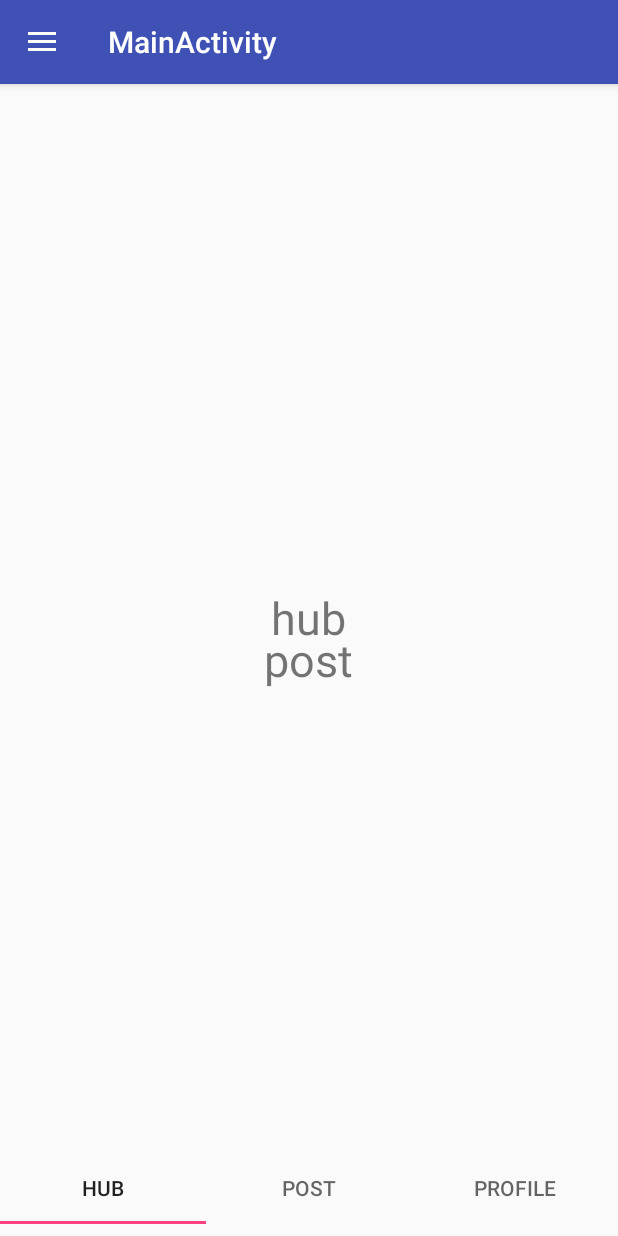
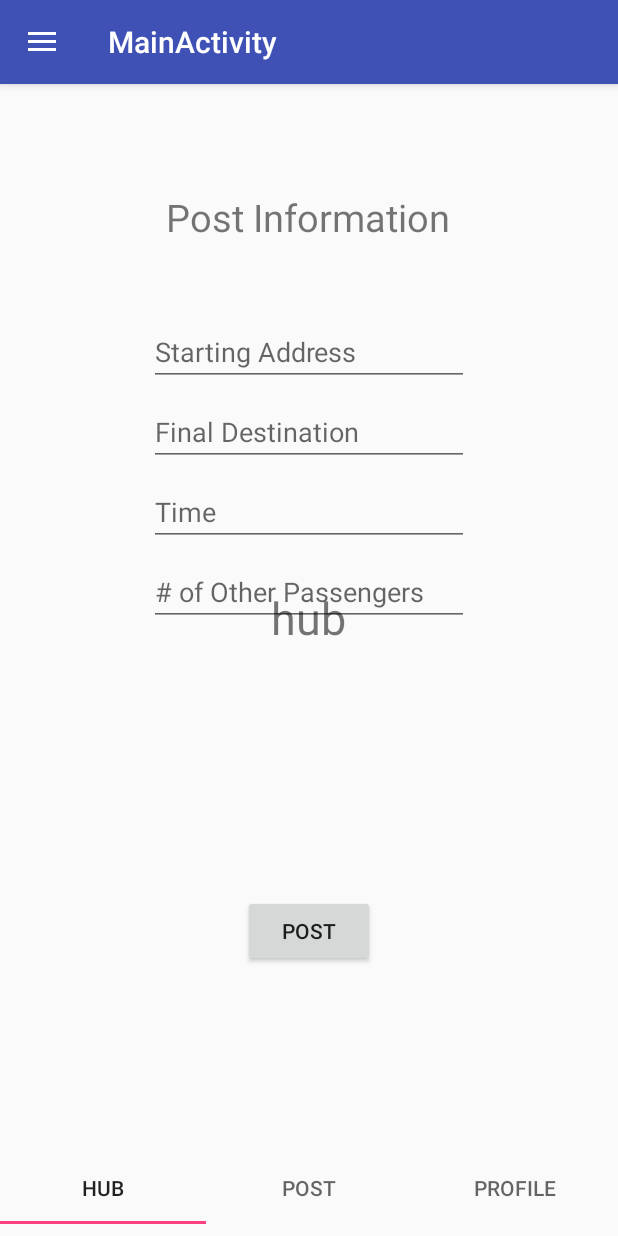
Before and after one commit to zdward/GrouberAndroid, an Android app: the fragment Post_Fragment placed in its activity, on a phone screen of 412 x 824 dp. Run offline under Robolectric (Android 15) with nearby library versions, the phone set to English and light mode, and no system bars.

Commit message:
Basic input textboxes on the post fragment.

```diff
--- a/app/src/main/java/c/zachgames/rpigrouber/Hub_Fragment.java
+++ b/app/src/main/java/c/zachgames/rpigrouber/Hub_Fragment.java
@@ -7,7 +7,6 @@ import android.support.v4.app.Fragment;
 import android.view.LayoutInflater;
 import android.view.View;
 import android.view.ViewGroup;
-
 
 /**
  * A simple {@link Fragment} subclass.
--- a/app/src/main/java/c/zachgames/rpigrouber/MainActivity.java
+++ b/app/src/main/java/c/zachgames/rpigrouber/MainActivity.java
@@ -31,9 +31,11 @@ public class MainActivity extends AppCompatActivity implements Hub_Fragment.OnFr
         final ViewPager viewPager = (ViewPager)findViewById(R.id.viewpager);
         final PagerAdapter adapter = new PagerAdapter(getSupportFragmentManager(),tabLayout.getTabCount());
         viewPager.setAdapter(adapter);
-        viewPager.setOnPageChangeListener(new TabLayout.TabLayoutOnPageChangeListener(tabLayout));
 
-        tabLayout.setOnTabSelectedListener(new TabLayout.OnTabSelectedListener() {
+        viewPager.addOnPageChangeListener(new TabLayout.TabLayoutOnPageChangeListener(tabLayout));
+
+        //CHECK THIS OUT ASK PEOPLE
+        tabLayout.addOnTabSelectedListener(new TabLayout.OnTabSelectedListener() {
             @Override
             public void onTabSelected(TabLayout.Tab tab) {
                 viewPager.setCurrentItem(tab.getPosition());
--- a/app/src/main/java/c/zachgames/rpigrouber/Post_Fragment.java
+++ b/app/src/main/java/c/zachgames/rpigrouber/Post_Fragment.java
@@ -7,6 +7,9 @@ import android.support.v4.app.Fragment;
 import android.view.LayoutInflater;
 import android.view.View;
 import android.view.ViewGroup;
+import android.widget.Button;
+import android.content.Intent;
+import android.support.design.widget.Snackbar;
 
 
 /**
@@ -28,6 +31,8 @@ public class Post_Fragment extends Fragment {
     private String mParam2;
 
     private OnFragmentInteractionListener mListener;
+
+    private Button Post;
 
     public Post_Fragment() {
         // Required empty public constructor
@@ -58,6 +63,16 @@ public class Post_Fragment extends Fragment {
             mParam1 = getArguments().getString(ARG_PARAM1);
             mParam2 = getArguments().getString(ARG_PARAM2);
         }
+
+//        Post = (Button)getView().findViewById(R.id.btnPost);
+//
+//        Post.setOnClickListener(new View.OnClickListener() {
+//            @Override
+//            public void onClick(View v) {
+//                Snackbar.make(v,"Posted!",Snackbar.LENGTH_LONG).setAction("Action",null).show();
+//
+//            }
+//        });
     }
 
     @Override
--- a/app/src/main/res/layout/fragment_post_.xml
+++ b/app/src/main/res/layout/fragment_post_.xml
@@ -1,17 +1,110 @@
 <?xml version="1.0" encoding="utf-8"?>
-<RelativeLayout
-    xmlns:android="http://schemas.android.com/apk/res/android"
+<android.support.constraint.ConstraintLayout xmlns:android="http://schemas.android.com/apk/res/android"
+    xmlns:app="http://schemas.android.com/apk/res-auto"
     xmlns:tools="http://schemas.android.com/tools"
     android:layout_width="match_parent"
     android:layout_height="match_parent"
     tools:context=".Post_Fragment">
 
-    <!-- TODO: Update blank fragment layout -->
     <TextView
+        android:id="@+id/title"
         android:layout_width="wrap_content"
         android:layout_height="wrap_content"
-        android:text="post"
-        android:layout_centerInParent="true"
-        android:textSize="30sp" />
 
-</RelativeLayout>
+        android:layout_marginStart="8dp"
+        android:layout_marginTop="8dp"
+        android:layout_marginEnd="8dp"
+        android:layout_marginBottom="8dp"
+        android:text="Post Information"
+        android:textSize="25dp"
+        app:layout_constraintBottom_toBottomOf="parent"
+        app:layout_constraintEnd_toEndOf="parent"
+        app:layout_constraintHorizontal_bias="0.497"
+        app:layout_constraintStart_toStartOf="parent"
+        app:layout_constraintTop_toTopOf="parent"
+        app:layout_constraintVertical_bias="0.088" />
+
+    <EditText
+        android:id="@+id/startDestination"
+        android:layout_width="wrap_content"
+        android:layout_height="wrap_content"
+        android:layout_marginStart="8dp"
+        android:layout_marginTop="8dp"
+        android:layout_marginEnd="8dp"
+        android:layout_marginBottom="8dp"
+        android:ems="10"
+        android:hint="Starting Address"
+        android:inputType="textPersonName"
+        app:layout_constraintBottom_toBottomOf="parent"
+        app:layout_constraintEnd_toEndOf="parent"
+        app:layout_constraintStart_toStartOf="parent"
+        app:layout_constraintTop_toBottomOf="@+id/title"
+        app:layout_constraintVertical_bias="0.07" />
+
+    <EditText
+        android:id="@+id/endDestination"
+        android:layout_width="wrap_content"
+        android:layout_height="wrap_content"
+        android:layout_marginStart="8dp"
+        android:layout_marginTop="8dp"
+        android:layout_marginEnd="8dp"
+        android:layout_marginBottom="8dp"
+        android:ems="10"
+        android:hint="Final Destination"
+        android:inputType="textPersonName"
+        app:layout_constraintBottom_toBottomOf="parent"
+        app:layout_constraintEnd_toEndOf="parent"
+        app:layout_constraintStart_toStartOf="parent"
+        app:layout_constraintTop_toBottomOf="@+id/startDestination"
+        app:layout_constraintVertical_bias="0.0" />
+
+    <EditText
+        android:id="@+id/time"
+        android:layout_width="wrap_content"
+        android:layout_height="wrap_content"
+        android:layout_marginStart="8dp"
+        android:layout_marginTop="8dp"
+        android:layout_marginEnd="8dp"
+        android:layout_marginBottom="8dp"
+        android:ems="10"
+        android:hint="Time"
+        android:inputType="textPersonName"
+        app:layout_constraintBottom_toBottomOf="parent"
+        app:layout_constraintEnd_toEndOf="parent"
+        app:layout_constraintStart_toStartOf="parent"
+        app:layout_constraintTop_toBottomOf="@+id/endDestination"
+        app:layout_constraintVertical_bias="0.0" />
+
+    <EditText
+        android:id="@+id/OtherPassengers"
+        android:layout_width="wrap_content"
+        android:layout_height="wrap_content"
+        android:layout_marginStart="8dp"
+        android:layout_marginTop="8dp"
+        android:layout_marginEnd="8dp"
+        android:layout_marginBottom="8dp"
+        android:ems="10"
+        android:hint="# of Other Passengers"
+        android:inputType="textPersonName"
+        app:layout_constraintBottom_toBottomOf="parent"
+        app:layout_constraintEnd_toEndOf="parent"
+        app:layout_constraintStart_toStartOf="parent"
+        app:layout_constraintTop_toBottomOf="@+id/time"
+        app:layout_constraintVertical_bias="0.0" />
+
+    <Button
+        android:id="@+id/btnPost"
+        android:layout_width="wrap_content"
+        android:layout_height="wrap_content"
+        android:layout_marginStart="8dp"
+        android:layout_marginTop="8dp"
+        android:layout_marginEnd="8dp"
+        android:layout_marginBottom="8dp"
+        android:text="Post"
+        app:layout_constraintBottom_toBottomOf="parent"
+        app:layout_constraintEnd_toEndOf="parent"
+        app:layout_constraintStart_toStartOf="parent"
+        app:layout_constraintTop_toBottomOf="@+id/OtherPassengers" />
+
+
+</android.support.constraint.ConstraintLayout>
```
